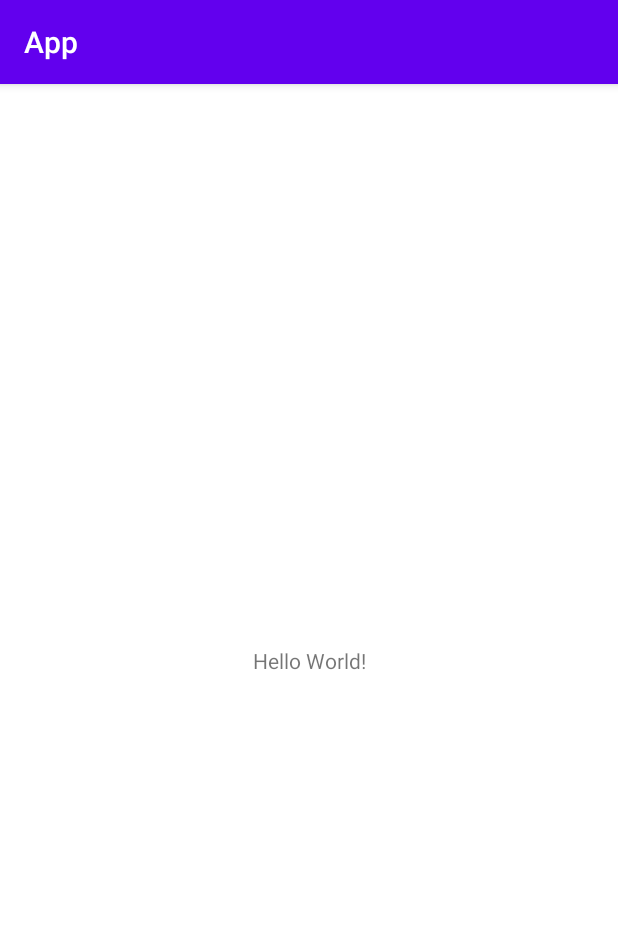
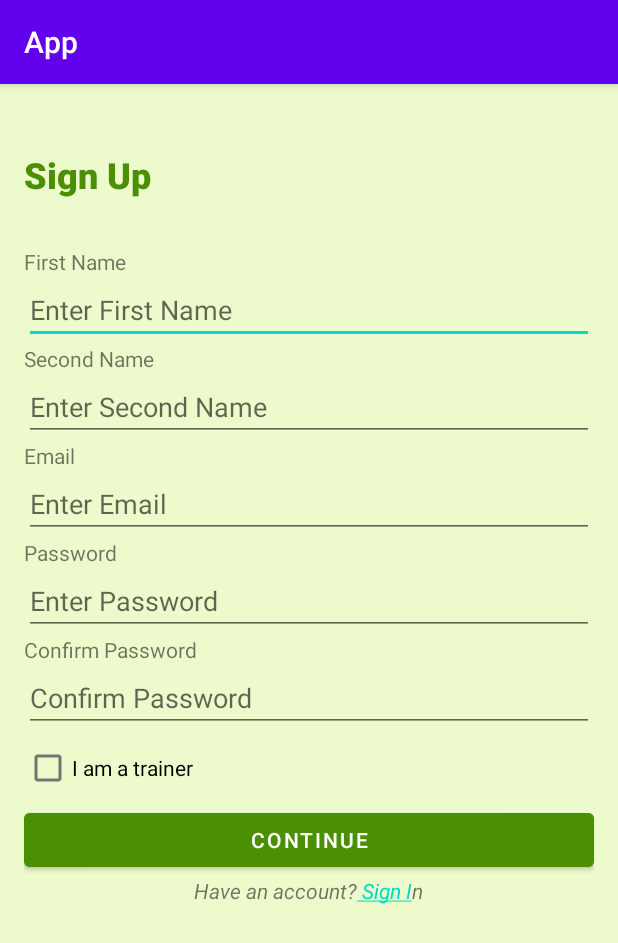
Before and after one commit to locovoi2/App, an Android app: the screen it shows after launch (MainActivity before the commit, SignUpActivity after it), on a phone screen of 412 x 824 dp. Shown: the top 943 px of the screen. Run offline under Robolectric (Android 15) with nearby library versions, the light colour scheme and no system bars; our stand-ins replace Firebase (no records; nobody signed in at launch, a user with empty details on screens opened directly).

Commit message:
sign up hecho

```diff
--- a/app/src/main/java/edu/ub/pis/app/MainActivity.java
+++ /dev/null
@@ -1,14 +0,0 @@
-package edu.ub.pis.app;
-
-import androidx.appcompat.app.AppCompatActivity;
-
-import android.os.Bundle;
-
-public class MainActivity extends AppCompatActivity {
-
-    @Override
-    protected void onCreate(Bundle savedInstanceState) {
-        super.onCreate(savedInstanceState);
-        setContentView(R.layout.activity_main);
-    }
-}
--- /dev/null
+++ b/app/src/main/java/edu/ub/pis/app/view/SignInActivity.java
@@ -0,0 +1,4 @@
+package edu.ub.pis.app.view;
+
+public class SignInActivity {
+}
--- /dev/null
+++ b/app/src/main/java/edu/ub/pis/app/view/SignUpActivity.java
@@ -0,0 +1,129 @@
+package edu.ub.pis.app.view;
+
+import androidx.annotation.NonNull;
+import androidx.appcompat.app.AlertDialog;
+import androidx.appcompat.app.AppCompatActivity;
+
+import android.annotation.SuppressLint;
+import android.content.DialogInterface;
+import android.content.Intent;
+import android.os.Bundle;
+import android.text.SpannableString;
+import android.text.Spanned;
+import android.text.method.LinkMovementMethod;
+import android.text.style.ClickableSpan;
+import android.util.Log;
+import android.view.View;
+import android.widget.Button;
+import android.widget.CheckBox;
+import android.widget.EditText;
+import android.widget.TextView;
+import android.widget.Toast;
+
+import com.google.android.gms.tasks.OnCompleteListener;
+import com.google.android.gms.tasks.Task;
+import com.google.firebase.auth.AuthResult;
+import com.google.firebase.auth.FirebaseAuth;
+
+import edu.ub.pis.app.R;
+import edu.ub.pis.app.model.UserRepository;
+
+public class SignUpActivity extends AppCompatActivity {
+    private final String TAG = "SignUpActivity";
+    private FirebaseAuth mAuth;
+    private EditText editTextName;
+    private EditText editTextSurname;
+    private EditText editTextEmail;
+    private EditText editTextPassword;
+    private EditText editTextConfirmPassword;
+    private CheckBox checkBoxTrainer;
+    private Button buttonContinue;
+
+    private UserRepository mRepository;
+
+    @SuppressLint("MissingInflatedId")
+    @Override
+    protected void onCreate(Bundle savedInstanceState) {
+        super.onCreate(savedInstanceState);
+        setContentView(R.layout.activity_sign_up);
+
+        mAuth = FirebaseAuth.getInstance();
+        mRepository = UserRepository.getInstance();
+
+        // Inicializar vistas
+        editTextName = findViewById(R.id.editTextFirstName);
+        editTextSurname = findViewById(R.id.editTextLastName);
+        editTextEmail = findViewById(R.id.editTextMail);
+        editTextPassword = findViewById(R.id.editTextPassword);
+        editTextConfirmPassword = findViewById(R.id.editTextConfirmPassword);
+        checkBoxTrainer = findViewById(R.id.checkBoxTrainer);
+        TextView textViewSignIn = findViewById(R.id.textViewSignIn);
+
+        SpannableString spannableString = new SpannableString("Have an account? Sign In");
+        ClickableSpan clickableSpan = new ClickableSpan() {
+            @Override
+            public void onClick(View view) {
+                // Dirigir al usuario a otra actividad
+                Intent intent = new Intent(SignUpActivity.this, SignInActivity.class);
+                startActivity(intent);
+            }
+        };
+
+        // Agregar el ClickableSpan a la palabra "Sign In"
+        spannableString.setSpan(clickableSpan, 16, 23, Spanned.SPAN_EXCLUSIVE_EXCLUSIVE);
+
+// Establecer el texto con el ClickableSpan en el TextView
+        textViewSignIn.setText(spannableString);
+        textViewSignIn.setMovementMethod(LinkMovementMethod.getInstance()); // Para hacer clickeable el texto
+
+        buttonContinue = (Button) findViewById(R.id.buttonContinue);
+        buttonContinue.setOnClickListener(view -> {
+            signUp(editTextName.getText().toString(), editTextName.getText().toString(), editTextEmail.getText().toString(), editTextPassword.getText().toString(),
+                    editTextConfirmPassword.getText().toString(), checkBoxTrainer.isChecked());
+        });
+    }
+
+    protected void signUp(String name, String surname, String email, String password, String confirmPassword, boolean trainer) {
+        if (name.isEmpty() || surname.isEmpty() || email.isEmpty() || password.isEmpty() || confirmPassword.isEmpty()) {
+            Toast.makeText(SignUpActivity.this, "Por favor completa todos los campos", Toast.LENGTH_SHORT).show();
+        } else if (!password.equals(confirmPassword)) {
+            // Mostrar un diálogo de alerta con el mensaje de error
+            AlertDialog.Builder builder = new AlertDialog.Builder(SignUpActivity.this);
+            builder.setTitle("Error")
+                    .setMessage("Passwords don't match")
+                    .setPositiveButton("OK", new DialogInterface.OnClickListener() {
+                        @Override
+                        public void onClick(DialogInterface dialog, int which) {
+                            dialog.dismiss();
+                        }
+                    })
+                    .create()
+                    .show();
+        } else {
+            mAuth.createUserWithEmailAndPassword(email, password)
+                    .addOnCompleteListener(this, new OnCompleteListener<AuthResult>() {
+                        @Override
+                        public void onComplete(@NonNull Task<AuthResult> task) {
+                            if (task.isSuccessful()) {
+                                mRepository.addUser(
+                                        name,
+                                        surname,
+                                        email,
+                                        checkBoxTrainer.isChecked()
+                                );/*
+                                // Anar a la pantalla home de l'usuari autenticat
+                                Intent intent = new Intent(SignUpActivity.this, HomeActivity.class);
+                                startActivity(intent);*/
+                            } else {
+                                Exception exception = task.getException();
+                                if (exception != null) {
+                                    Log.e(TAG, "Exception: " + exception.getMessage());
+                                }
+                            }
+                        }
+                    });
+
+        }
+    }
+
+}
--- a/app/src/main/res/layout/activity_main.xml
+++ b/app/src/main/res/layout/activity_main.xml
@@ -4,7 +4,7 @@
     xmlns:tools="http://schemas.android.com/tools"
     android:layout_width="match_parent"
     android:layout_height="match_parent"
-    tools:context=".MainActivity">
+    tools:context=".view.MainActivity">
 
     <TextView
         android:layout_width="wrap_content"
--- /dev/null
+++ b/app/src/main/res/layout/activity_sign_up.xml
@@ -0,0 +1,108 @@
+<?xml version="1.0" encoding="utf-8"?>
+<LinearLayout xmlns:android="http://schemas.android.com/apk/res/android"
+    android:layout_width="match_parent"
+    android:layout_height="match_parent"
+    android:orientation="vertical"
+    android:padding="16dp"
+    android:background="@color/light_green">
+
+    <TextView
+        android:layout_width="wrap_content"
+        android:layout_height="wrap_content"
+        android:layout_marginBottom="32dp"
+        android:layout_marginTop="28dp"
+        android:fontFamily="sans-serif-black"
+        android:gravity="center"
+        android:text="Sign Up"
+        android:textColor="@color/dark_green"
+        android:textSize="24sp"
+        android:textStyle="bold" />/>
+
+    <TextView
+        android:layout_width="wrap_content"
+        android:layout_height="wrap_content"
+        android:text="First Name" />
+
+    <EditText
+        android:id="@+id/editTextFirstName"
+        android:layout_width="match_parent"
+        android:layout_height="wrap_content"
+        android:inputType="text"
+        android:maxLines="1"
+        android:hint="Enter First Name"/>
+
+    <TextView
+        android:layout_width="wrap_content"
+        android:layout_height="wrap_content"
+        android:text="Second Name" />
+
+    <EditText
+        android:id="@+id/editTextLastName"
+        android:layout_width="match_parent"
+        android:layout_height="wrap_content"
+        android:inputType="text"
+        android:maxLines="1"
+        android:hint="Enter Second Name"/>
+
+    <TextView
+        android:layout_width="wrap_content"
+        android:layout_height="wrap_content"
+        android:text="Email" />
+
+    <EditText
+        android:id="@+id/editTextMail"
+        android:layout_width="match_parent"
+        android:layout_height="wrap_content"
+        android:inputType="textEmailAddress"
+        android:maxLines="1"
+        android:hint="Enter Email"/>
+
+    <TextView
+        android:layout_width="wrap_content"
+        android:layout_height="wrap_content"
+        android:text="Password" />
+
+    <EditText
+        android:id="@+id/editTextPassword"
+        android:layout_width="match_parent"
+        android:layout_height="wrap_content"
+        android:inputType="textPassword"
+        android:maxLines="1"
+        android:hint="Enter Password"/>
+
+    <TextView
+        android:layout_width="wrap_content"
+        android:layout_height="wrap_content"
+        android:text="Confirm Password" />
+
+    <EditText
+        android:id="@+id/editTextConfirmPassword"
+        android:layout_width="match_parent"
+        android:layout_height="wrap_content"
+        android:inputType="textPassword"
+        android:maxLines="1"
+        android:hint="Confirm Password"/>
+
+    <CheckBox
+        android:id="@+id/checkBoxTrainer"
+        android:layout_width="wrap_content"
+        android:layout_height="wrap_content"
+        android:text="I am a trainer" />
+
+    <Button
+        android:id="@+id/buttonContinue"
+        android:layout_width="match_parent"
+        android:layout_height="wrap_content"
+        android:text="Continue"
+        android:backgroundTint="@color/dark_green"
+        android:textColor="@android:color/white"/>
+
+    <TextView
+        android:id="@+id/textViewSignIn"
+        android:layout_width="wrap_content"
+        android:layout_height="wrap_content"
+        android:text="Have an account? Sign In"
+        android:textStyle="italic"
+        android:layout_gravity="center_horizontal" />
+
+</LinearLayout>
--- a/app/src/main/res/values/colors.xml
+++ b/app/src/main/res/values/colors.xml
@@ -7,4 +7,6 @@
     <color name="teal_700">#FF018786</color>
     <color name="black">#FF000000</color>
     <color name="white">#FFFFFFFF</color>
+    <color name="light_green">#EDFACB</color>
+    <color name="dark_green">#4A8F04</color>
 </resources>
```
Also changed, not shown: app/build.gradle (+8 -0 lines), app/src/main/AndroidManifest.xml (+19 -3 lines), app/src/main/java/edu/ub/pis/app/model/User.java (added, +47 -0 lines), app/src/main/java/edu/ub/pis/app/model/UserRepository.java (added, +198 -0 lines), app/src/main/res/layout/activity_home.xml (added, +9 -0 lines), app/src/main/res/values/styles.xml (added, +7 -0 lines), 3 other files.
